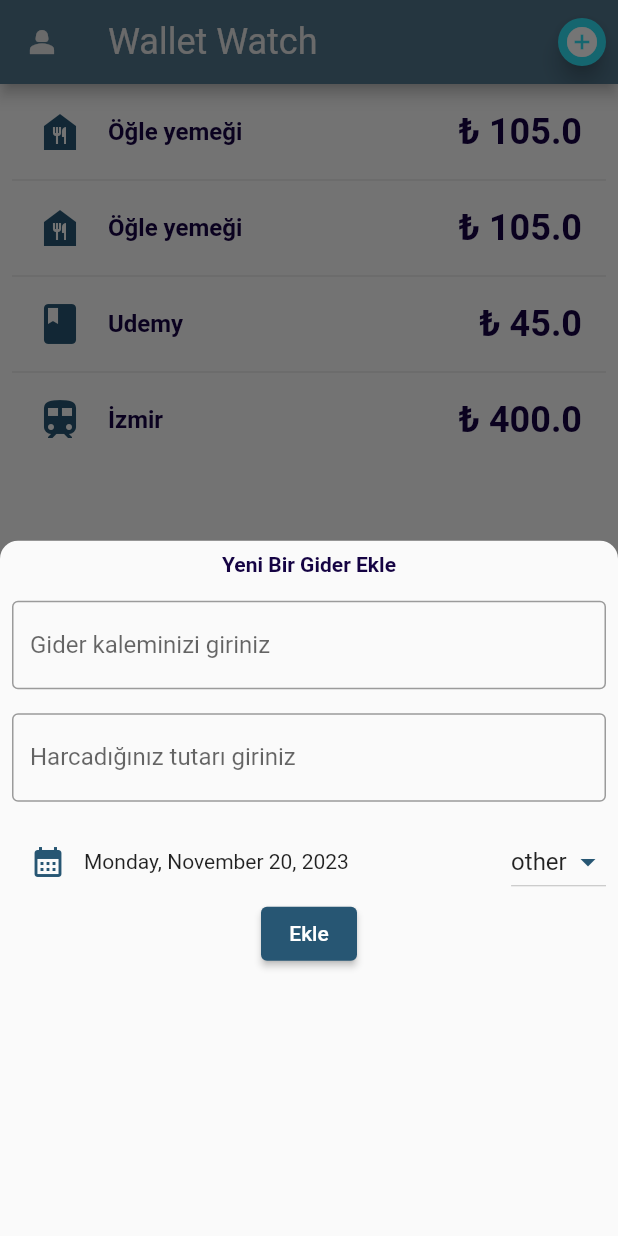
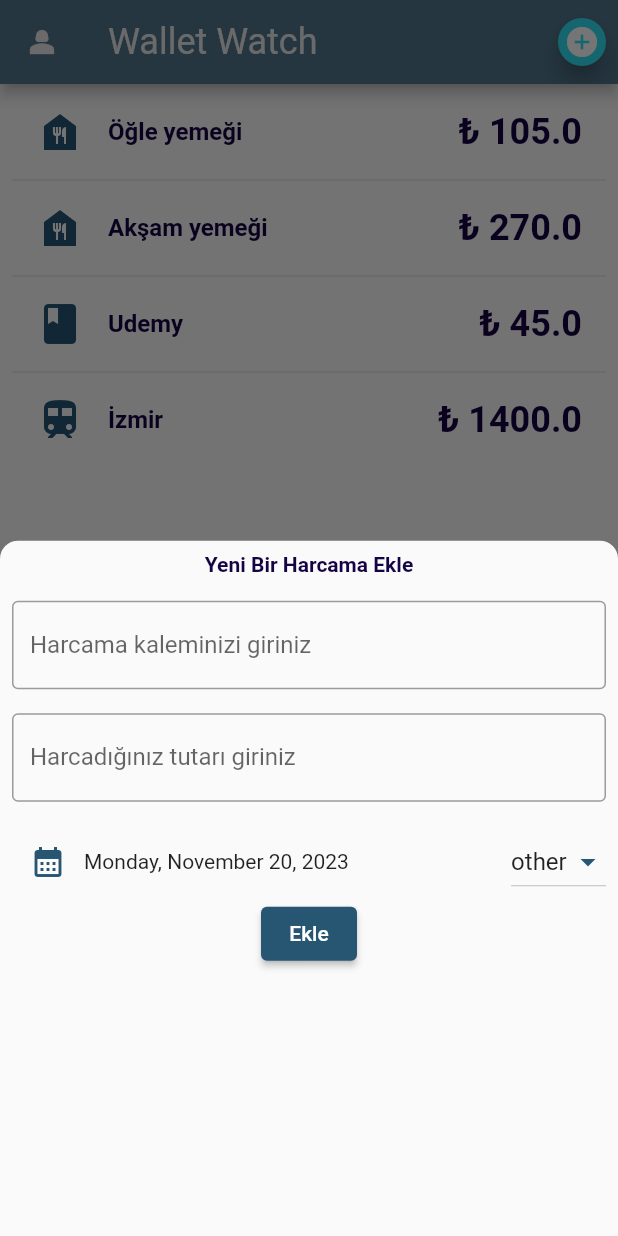
Before and after one commit to zehraCoskun/tobeto-flutter, a Flutter app: the HomeView screen opened by its route, after a tap on the "add circle" icon, on a phone screen of 412 x 824 dp. Run offline on Flutter 3.47's test engine with Material 2 defaults, Android fonts, the phone set to English and light mode, and no system bars.

Commit message:
new expense added

```diff
--- /dev/null
+++ b/wallet_watch/lib/data/expenses.dart
@@ -0,0 +1,29 @@
+import 'package:wallet_watch/models/expense.dart';
+
+class Expenses {
+  List<Expense> expenses = [
+    Expense(
+        spend: "Öğle yemeği",
+        date: DateTime.now(),
+        price: 105,
+        category: Category.food),
+    Expense(
+        spend: "Akşam yemeği",
+        date: DateTime.now(),
+        price: 270,
+        category: Category.food),
+    Expense(
+        spend: "Udemy",
+        date: DateTime.now(),
+        price: 45,
+        category: Category.work),
+    Expense(
+        spend: "İzmir",
+        date: DateTime.now(),
+        price: 1400,
+        category: Category.travel)
+  ];
+  void addExpense(Expense expense) {
+    expenses.add(expense);
+  }
+}
--- a/wallet_watch/lib/views/add_view.dart
+++ b/wallet_watch/lib/views/add_view.dart
@@ -1,9 +1,17 @@
 import 'package:flutter/material.dart';
 import 'package:wallet_watch/assets/mycolors.dart';
+import 'package:wallet_watch/views/home_view.dart';
 import 'package:wallet_watch/views/new_expense_view.dart';
 
-class AddView extends StatelessWidget {
+class AddView extends StatefulWidget {
   const AddView({super.key});
+
+  @override
+  State<AddView> createState() => _AddViewState();
+}
+
+class _AddViewState extends State<AddView> {
+  HomeViewState homeViewState = HomeViewState();
 
   @override
   Widget build(BuildContext context) {
@@ -39,14 +47,16 @@ class AddView extends StatelessWidget {
               Padding(
                 padding: const EdgeInsets.only(bottom: 16.0),
                 child: Text(
-                  "Yeni Bir Gider Ekle",
+                  "Yeni Bir Harcama Ekle",
                   style: TextStyle(
                     fontWeight: FontWeight.w600,
                     color: MyColors.mainTextColor,
                   ),
                 ),
               ),
-              const NewExpense(),
+              NewExpense(callback: () {
+                homeViewState.build(context);
+              })
             ],
           ),
         );
--- a/wallet_watch/lib/views/home_view.dart
+++ b/wallet_watch/lib/views/home_view.dart
@@ -1,5 +1,6 @@
 import 'package:flutter/material.dart';
 import 'package:wallet_watch/assets/mycolors.dart';
+import 'package:wallet_watch/data/expenses.dart';
 import 'package:wallet_watch/models/expense.dart';
 import 'package:wallet_watch/views/home_appbar.dart';
 
@@ -7,38 +8,14 @@ class HomeView extends StatefulWidget {
   const HomeView({super.key});
 
   @override
-  State<HomeView> createState() => _HomeViewState();
+  State<HomeView> createState() => HomeViewState();
 }
 
-class _HomeViewState extends State<HomeView> {
+class HomeViewState extends State<HomeView> {
   final double linePadding = 16;
-
   final double lineHeight = 48;
-
   final double lineFont = 16.0;
-
-  List<Expense> expenses = [
-    Expense(
-        spend: "Öğle yemeği",
-        date: DateTime.now(),
-        price: 105,
-        category: Category.food),
-    Expense(
-        spend: "Öğle yemeği",
-        date: DateTime.now(),
-        price: 105,
-        category: Category.food),
-    Expense(
-        spend: "Udemy",
-        date: DateTime.now(),
-        price: 45,
-        category: Category.work),
-    Expense(
-        spend: "İzmir",
-        date: DateTime.now(),
-        price: 400,
-        category: Category.travel)
-  ];
+  List<Expense> expenses = Expenses().expenses;
 
   @override
   Widget build(BuildContext context) {
--- a/wallet_watch/lib/views/new_expense_view.dart
+++ b/wallet_watch/lib/views/new_expense_view.dart
@@ -1,37 +1,46 @@
 import 'package:flutter/material.dart';
 import 'package:intl/intl.dart';
 import 'package:wallet_watch/assets/mycolors.dart';
+import 'package:wallet_watch/data/expenses.dart';
 import 'package:wallet_watch/models/expense.dart';
 
 class NewExpense extends StatefulWidget {
-  const NewExpense({super.key});
+  const NewExpense({super.key, required this.callback});
+  final Function callback;
 
   @override
   State<NewExpense> createState() => _NewExpenseState();
 }
 
 class _NewExpenseState extends State<NewExpense> {
-  final String spendLabel = "Gider kaleminizi giriniz";
-  final String spendHintText = "Gider";
+  final String spendLabel = "Harcama kaleminizi giriniz";
+  final String spendHintText = "Harcama";
   final String priceLabel = "Harcadığınız tutarı giriniz";
   final String priceHintText = "Harcama tutarı";
-  final TextEditingController _usernameController = TextEditingController();
-  final TextEditingController _passwordController = TextEditingController();
+  final TextEditingController _spendController = TextEditingController();
+  final TextEditingController _priceController = TextEditingController();
   DateTime _selectedDate = DateTime.now();
   Category _selectedCategory = Category.other;
+  Expenses expenses = Expenses();
 
   @override
   Widget build(BuildContext context) {
+    return SingleChildScrollView(
+      child: newExpenseForm(context),
+    );
+  }
+
+  Column newExpenseForm(BuildContext context) {
     return Column(
       mainAxisAlignment: MainAxisAlignment.center,
       children: [
         NewExpenseTextfield(
-          controller: _usernameController,
+          controller: _spendController,
           labelText: spendLabel,
           hintText: spendHintText,
         ),
         NewExpenseTextfield(
-          controller: _passwordController,
+          controller: _priceController,
           labelText: priceLabel,
           hintText: priceHintText,
           keyboardType: TextInputType.number,
@@ -56,7 +65,16 @@ class _NewExpenseState extends State<NewExpense> {
             style:
                 ElevatedButton.styleFrom(backgroundColor: MyColors.mainColor),
             onPressed: () {
-              Navigator.of(context).pop();
+              Expense newExpense = Expense(
+                  spend: _spendController.text,
+                  date: _selectedDate,
+                  price: double.parse(_priceController.text),
+                  category: _selectedCategory);
+              expenses.addExpense(newExpense);
+              print(expenses.expenses.last.spend);
+              setState(() {
+                Navigator.of(context).pop();
+              });
             },
             child: const Text("Ekle")),
       ],
```
